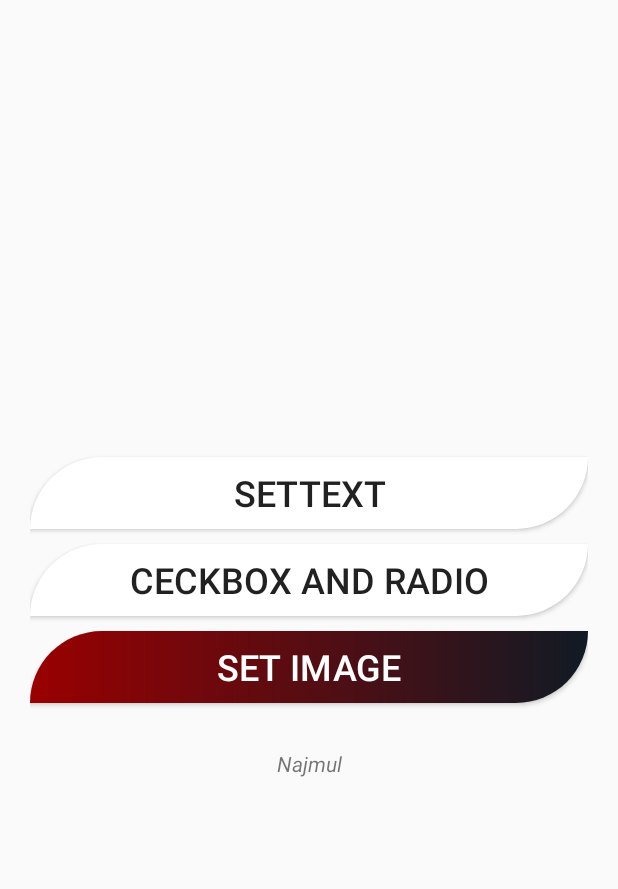
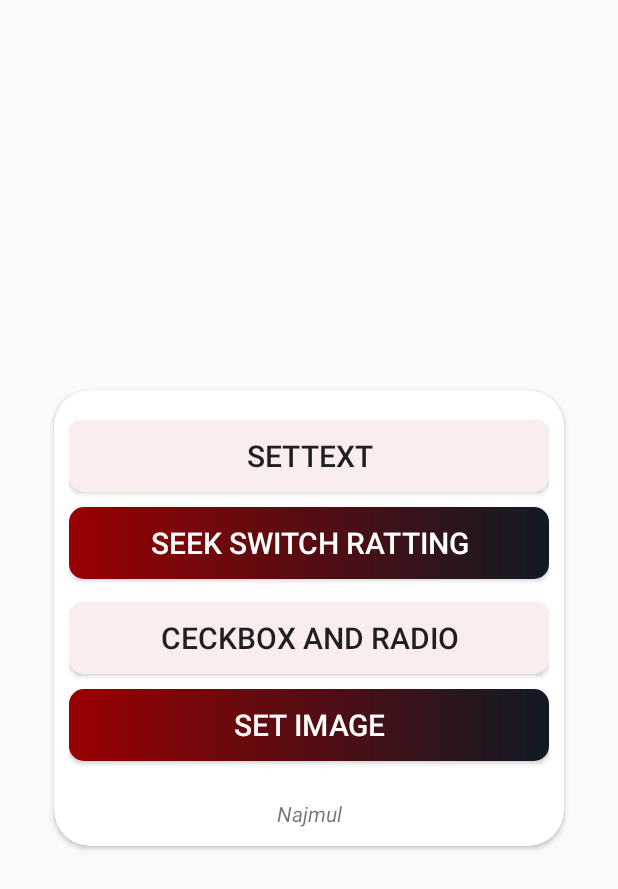
Before and after one commit to najmul19/assignment1, an Android app: the home screen opened directly, with no data from a screen before it, on a phone screen of 412 x 824 dp. Shown: the top 889 px of the screen. Run offline under Robolectric (Android 15) with nearby library versions, the phone set to English and light mode, and no system bars.

Commit message:
p commit

```diff
--- a/app/build.gradle.kts
+++ b/app/build.gradle.kts
@@ -34,6 +34,7 @@ dependencies {
     implementation(libs.material)
     implementation(libs.activity)
     implementation(libs.constraintlayout)
+    implementation(libs.filament.android)
     testImplementation(libs.junit)
     androidTestImplementation(libs.ext.junit)
     androidTestImplementation(libs.espresso.core)
--- a/app/src/main/java/com/example/assignment1/check_box_radio_button.java
+++ b/app/src/main/java/com/example/assignment1/check_box_radio_button.java
@@ -68,6 +68,10 @@ public class check_box_radio_button extends AppCompatActivity {
             }
 
             title2.setText(s.toString());
+            radioGroup.clearCheck();
+            milk.setChecked(false);
+            sugar.setChecked(false);
+            water.setChecked(false);
         });
     }
 }
--- a/app/src/main/java/com/example/assignment1/home.java
+++ b/app/src/main/java/com/example/assignment1/home.java
@@ -14,7 +14,7 @@ public class home extends AppCompatActivity {
     //change 1git
     // change 2
 
-    private Button btnText,btnImage,btnCheckRadio;
+    private Button btnText,btnImage,btnCheckRadio,btnSeekSwitchRatting;
     @Override
     protected void onCreate(Bundle savedInstanceState) {
         super.onCreate(savedInstanceState);
@@ -24,6 +24,8 @@ public class home extends AppCompatActivity {
         btnText = findViewById(R.id.btntext);
         btnImage = findViewById(R.id.btnimage);
         btnCheckRadio = findViewById(R.id.btnCheckRadio);
+
+        btnSeekSwitchRatting = findViewById(R.id.btnSeekbarRatingBarSwitch);
 
         btnText.setOnClickListener(v -> {
             Intent intent = new Intent(this, MainActivity.class);
@@ -37,5 +39,9 @@ public class home extends AppCompatActivity {
             Intent intent = new Intent(this, check_box_radio_button.class);
             startActivity(intent);
         });
+        btnSeekSwitchRatting.setOnClickListener(v -> {
+            Intent intent = new Intent(this, seekBar.class);
+            startActivity(intent);
+        });
     }
 }
--- /dev/null
+++ b/app/src/main/res/drawable/btn.xml
@@ -0,0 +1,5 @@
+<?xml version="1.0" encoding="utf-8"?>
+<shape android:shape="rectangle" xmlns:android="http://schemas.android.com/apk/res/android">
+    <solid android:color="@color/white" />
+    <corners android:radius="10dp"/>
+</shape>
--- /dev/null
+++ b/app/src/main/res/drawable/btn10_plan.xml
@@ -0,0 +1,5 @@
+<?xml version="1.0" encoding="utf-8"?>
+<shape android:shape="rectangle" xmlns:android="http://schemas.android.com/apk/res/android">
+    <gradient android:endColor="#111A24" android:startColor="#9A0001"/>
+    <corners android:radius="10dp"/>
+</shape>
--- /dev/null
+++ b/app/src/main/res/drawable/btn_plan.xml
@@ -0,0 +1,5 @@
+<?xml version="1.0" encoding="utf-8"?>
+<shape android:shape="rectangle" xmlns:android="http://schemas.android.com/apk/res/android">
+    <solid android:color="#F9EDED" />
+    <corners android:radius="10dp"/>
+</shape>
--- /dev/null
+++ b/app/src/main/res/drawable/btn_purple.xml
@@ -0,0 +1,5 @@
+<?xml version="1.0" encoding="utf-8"?>
+<shape android:shape="rectangle" xmlns:android="http://schemas.android.com/apk/res/android">
+    <solid android:color="#F9EDED" />
+    <corners android:bottomRightRadius="50dp" android:topLeftRadius="50dp"/>
+</shape>
--- a/app/src/main/res/layout/activity_home.xml
+++ b/app/src/main/res/layout/activity_home.xml
@@ -10,24 +10,50 @@
     android:layout_margin="20dp"
 
     tools:context=".home">
+    <androidx.cardview.widget.CardView
+        android:layout_width="match_parent"
+        android:layout_height="wrap_content"
+        android:layout_margin="16dp"
+        android:elevation="100dp"
+        app:cardCornerRadius="24dp"
+        app:cardBackgroundColor="@android:color/white">
 
+        <LinearLayout
+            android:layout_width="match_parent"
+            android:layout_height="wrap_content"
+            android:orientation="vertical"
+
+            android:padding="10dp">
 
     <Button
         android:id="@+id/btntext"
         android:layout_width="match_parent"
         android:layout_height="wrap_content"
-        android:textSize="24sp"
-        android:background="@drawable/btn5"
+        android:textSize="20sp"
+        android:background="@drawable/btn_plan"
         android:elevation="100dp"
+        android:layout_marginTop="10dp"
         android:layout_marginBottom="10dp"
         android:textAllCaps="true"
         android:text="SetText" />
-<Button
+    <Button
+        android:id="@+id/btnSeekbarRatingBarSwitch"
+        android:layout_width="match_parent"
+        android:layout_height="wrap_content"
+        android:elevation="100dp"
+        android:textAllCaps="true"
+        android:layout_marginBottom="15dp"
+        android:textColor="@color/white"
+        android:background="@drawable/btn10_plan"
+        android:textSize="20sp"
+        android:text="Seek Switch Ratting" />
+
+    <Button
         android:id="@+id/btnCheckRadio"
         android:layout_width="match_parent"
         android:layout_height="wrap_content"
-    android:textSize="24sp"
-        android:background="@drawable/btn5"
+        android:textSize="20sp"
+        android:background="@drawable/btn_plan"
         android:layout_marginBottom="10dp"
 
         android:elevation="100dp"
@@ -42,17 +68,22 @@
         android:textAllCaps="true"
         android:layout_marginBottom="15dp"
         android:textColor="@color/white"
-        android:background="@drawable/btn10"
-        android:textSize="24sp"
+        android:background="@drawable/btn10_plan"
+        android:textSize="20sp"
         android:text="Set Image" />
 
     <TextView
-        android:layout_marginTop="15dp"
+        android:layout_marginTop="10dp"
 
         android:layout_width="match_parent"
         android:layout_height="wrap_content"
         android:gravity="center"
         android:text="Najmul"
+        android:layout_marginBottom="2dp"
         android:textStyle="italic"
         />
+
+        </LinearLayout>
+    </androidx.cardview.widget.CardView>
+
 </LinearLayout>
--- a/gradle/libs.versions.toml
+++ b/gradle/libs.versions.toml
@@ -7,6 +7,7 @@ appcompat = "1.7.0"
 material = "1.12.0"
 activity = "1.9.0"
 constraintlayout = "2.1.4"
+filamentAndroid = "1.17.1"
 
 [libraries]
 junit = { group = "junit", name = "junit", version.ref = "junit" }
@@ -16,6 +17,7 @@ appcompat = { group = "androidx.appcompat", name = "appcompat", version.ref = "a
 material = { group = "com.google.android.material", name = "material", version.ref = "material" }
 activity = { group = "androidx.activity", name = "activity", version.ref = "activity" }
 constraintlayout = { group = "androidx.constraintlayout", name = "constraintlayout", version.ref = "constraintlayout" }
+filament-android = { group = "com.google.ar.sceneform", name = "filament-android", version.ref = "filamentAndroid" }
 
 [plugins]
 android-application = { id = "com.android.application", version.ref = "agp" }
```
Also changed, not shown: app/src/main/AndroidManifest.xml (+9 -0 lines), app/src/main/java/com/example/assignment1/seekBar.java (added, +113 -0 lines), app/src/main/res/layout/activity_check_box_radio_button.xml (+21 -5 lines), app/src/main/res/layout/activity_main.xml (+17 -0 lines), app/src/main/res/layout/activity_seek_bar.xml (added, +120 -0 lines), app/src/main/res/layout/activity_shifting.xml (+25 -4 lines), 1 other file.
